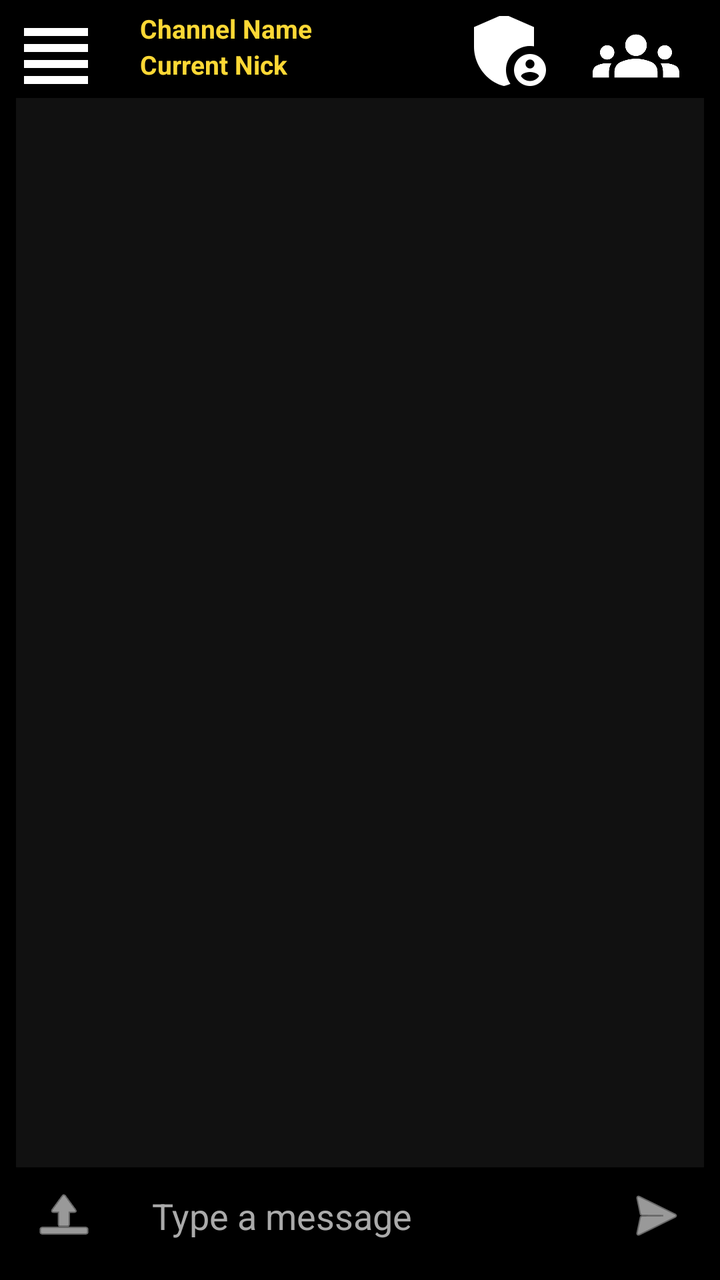
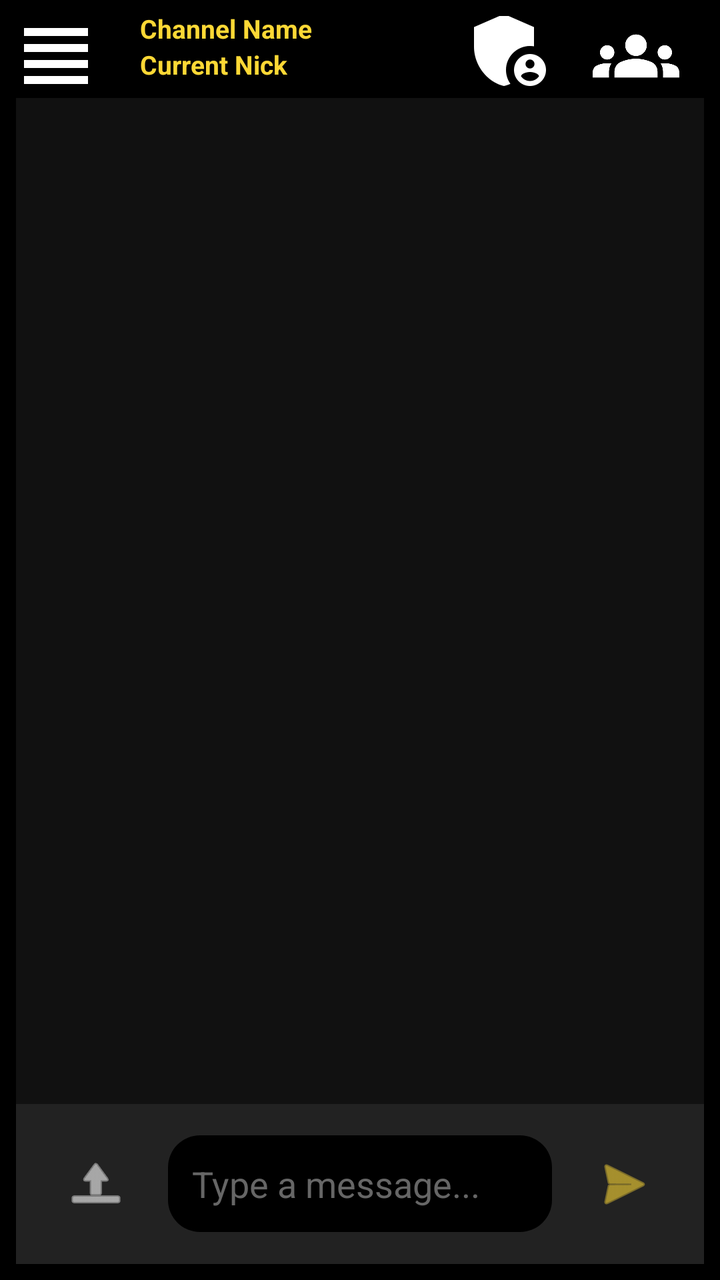

Before-and-after screenshots of an Android layout around one commit, followed by the original layout XML and the change that was made.
<!-- AndroidManifest.xml: activity theme Theme.KonnectChatIRC.NoActionBar -->
<!-- res/layout/activity_chat.xml -->
<androidx.drawerlayout.widget.DrawerLayout xmlns:android="http://schemas.android.com/apk/res/android"
    xmlns:app="http://schemas.android.com/apk/res-auto"
    android:id="@+id/drawerLayout"
    android:layout_width="match_parent"
    android:layout_height="match_parent"
    android:fitsSystemWindows="true">

    <RelativeLayout
        android:id="@+id/rootLayout"
        android:layout_width="match_parent"
        android:layout_height="match_parent"
        android:background="#000000"
        android:padding="8dp">

        <ImageButton
            android:id="@+id/btnChannelSwitcher"
            android:layout_width="wrap_content"
            android:layout_height="wrap_content"
            android:layout_alignParentTop="true"
            android:layout_alignParentStart="true"
            android:scaleX="2"
            android:scaleY="2"
            android:layout_margin="8dp"
            android:background="?attr/selectableItemBackgroundBorderless"
            android:src="@drawable/ic_switcher"
            android:contentDescription="Channel Switcher"
            app:tint="#FFFFFF" />

        <TextView
            android:id="@+id/unreadBadge"
            android:layout_width="wrap_content"
            android:layout_height="wrap_content"
            android:layout_alignEnd="@id/btnChannelSwitcher"
            android:layout_alignBottom="@id/btnChannelSwitcher"
            android:layout_marginEnd="-12dp"
            android:layout_marginBottom="-12dp"
            android:background="@drawable/circle_badge"
            android:textColor="#FFFFFF"
            android:textStyle="bold"
            android:textSize="12sp"
            android:visibility="gone"
            android:gravity="center"
            android:padding="4dp" />

        <TextView
            android:id="@+id/ChannelName"
            android:layout_width="wrap_content"
            android:layout_height="wrap_content"
            android:text="Channel Name"
            android:textColor="#FDD835"
            android:textSize="13sp"
            android:textStyle="bold"
            android:layout_marginTop="-15dp"
            android:layout_marginLeft="50dp"
            android:layout_alignParentTop="true"
            android:padding="12dp" />

        <TextView
            android:id="@+id/CurrentNick"
            android:layout_width="wrap_content"
            android:layout_height="wrap_content"
            android:text="Current Nick"
            android:textColor="#FDD835"
            android:textSize="13sp"
            android:textStyle="bold"
            android:layout_marginTop="-20dp"
            android:layout_marginLeft="54dp"
            android:layout_below="@id/ChannelName"
            android:padding="8dp" />

        <TextView
            android:id="@+id/typingIndicator"
            android:layout_width="wrap_content"
            android:layout_height="wrap_content"
            android:text=""
            android:textColor="#AAAAAA"
            android:textSize="12sp"
            android:layout_below="@id/CurrentNick"
            android:layout_centerHorizontal="true"
            android:padding="4dp"
            android:visibility="gone" />

        <androidx.recyclerview.widget.RecyclerView
            android:id="@+id/chatRecyclerView"
            android:layout_width="match_parent"
            android:layout_height="0dp"
            android:layout_above="@id/chatInputLayout"
            android:layout_below="@id/CurrentNick"
            android:background="#111111" />

        <RelativeLayout
            android:id="@+id/chatInputLayout"
            android:layout_width="match_parent"
            android:layout_height="wrap_content"
            android:layout_alignParentBottom="true"
            android:padding="0dp">

            <ImageButton
                android:id="@+id/uploadButton"
                android:layout_width="wrap_content"
                android:layout_height="wrap_content"
                android:layout_alignParentStart="true"
                android:layout_centerVertical="true"
                android:background="?attr/selectableItemBackgroundBorderless"
                android:src="@android:drawable/ic_menu_upload"
                android:contentDescription="Upload Image"
                app:tint="#FFFFFF"
                android:padding="8dp" />

            <EditText
                android:id="@+id/chatEditText"
                android:layout_width="0dp"
                android:layout_height="wrap_content"
                android:layout_toEndOf="@id/uploadButton"
                android:layout_toStartOf="@id/sendButton"
                android:layout_centerVertical="true"
                android:layout_marginStart="8dp"
                android:layout_marginEnd="8dp"
                android:background="@drawable/rounded_background"
                android:hint="Type a message"
                android:textColor="#FFFFFF"
                android:textColorHint="#AAAAAA"
                android:padding="12dp"
                android:inputType="text" />

            <ImageButton
                android:id="@+id/sendButton"
                android:layout_width="wrap_content"
                android:layout_height="wrap_content"
                android:layout_alignParentEnd="true"
                android:layout_centerVertical="true"
                android:background="?attr/selectableItemBackgroundBorderless"
                android:src="@android:drawable/ic_menu_send"
                android:contentDescription="Send Message"
                android:padding="8dp"
                app:tint="#FFFFFF" />
        </RelativeLayout>

        <ImageButton
            android:id="@+id/adminButton"
            android:layout_width="wrap_content"
            android:layout_height="wrap_content"
            android:layout_alignParentTop="true"
            android:layout_alignParentEnd="false"
            android:layout_toLeftOf="@id/btnUsers"
            android:background="?attr/selectableItemBackgroundBorderless"
            android:src="@drawable/admin_panel"
            android:scaleX="2"
            android:scaleY="2"
            android:layout_marginEnd="30dp"
            android:contentDescription="Admin Panel"
            android:padding="5dp"
            app:tint="#FFFFFF" />

        <ImageButton
            android:id="@+id/btnUsers"
            android:layout_width="wrap_content"
            android:layout_height="wrap_content"
            android:layout_alignParentTop="true"
            android:layout_alignParentEnd="true"
            android:scaleX="1.8"
            android:scaleY="1.8"
            android:layout_margin="8dp"
            android:paddingEnd="10dp"
            android:background="?attr/selectableItemBackgroundBorderless"
            android:src="@drawable/ic_users"
            android:contentDescription="Users" />
    </RelativeLayout>

    <include
        layout="@layout/sidebar_layout"
        android:id="@+id/left_drawer" />

    <ListView
        android:id="@+id/userListView"
        android:layout_width="200dp"
        android:layout_height="match_parent"
        android:layout_gravity="end"
        android:layout_marginStart="10dp"
        android:layout_marginEnd="10dp"
        android:divider="@android:color/darker_gray"
        android:visibility="gone"
        android:dividerHeight="1dp" />
</androidx.drawerlayout.widget.DrawerLayout>
<!-- res/layout/sidebar_layout.xml (included above) -->
<?xml version="1.0" encoding="utf-8"?>
<RelativeLayout xmlns:android="http://schemas.android.com/apk/res/android"
    xmlns:app="http://schemas.android.com/apk/res-auto"
    android:id="@+id/left_drawer"
    android:layout_width="280dp"
    android:layout_height="match_parent"
    android:layout_gravity="start"
    android:background="#222222"
    android:padding="0dp">

    <LinearLayout
        android:id="@+id/sidebarBottomContainer"
        android:layout_width="match_parent"
        android:layout_height="wrap_content"
        android:layout_alignParentBottom="true"
        android:background="#222222"
        android:orientation="vertical"
        android:padding="8dp">

        <View
            android:layout_width="match_parent"
            android:layout_height="1dp"
            android:background="#444444"
            android:layout_marginBottom="8dp"/>

        <ImageButton
            android:id="@+id/btnSettings"
            android:layout_width="wrap_content"
            android:layout_height="wrap_content"
            android:layout_gravity="right"
            android:background="?attr/selectableItemBackgroundBorderless"
            android:src="@android:drawable/ic_menu_manage"
            android:contentDescription="Settings"
            app:tint="#FFFFFF"
            android:padding="8dp" />
    </LinearLayout>

    <Button
        android:id="@+id/disconnectButton"
        android:layout_width="wrap_content"
        android:layout_height="wrap_content"
        android:layout_alignParentTop="true"
        android:layout_alignParentEnd="true"
        android:text="Disconnect"
        android:textColor="#FFFFFF"
        android:padding="4dp"
        android:textSize="10sp"
        android:textStyle="bold"
        android:minHeight="0dp"
        android:minWidth="0dp"
        android:layout_marginEnd="0dp"/>

    
    <LinearLayout
        android:id="@+id/tabContainer"
        android:layout_width="match_parent"
        android:layout_height="wrap_content"
        android:layout_alignParentTop="true"
        android:layout_below="@id/disconnectButton"
        android:orientation="horizontal"
        android:background="#2B2B2B"
        android:elevation="4dp">

        <Button
            android:id="@+id/btnChannelsTab"
            android:layout_width="0dp"
            android:layout_height="50dp"
            android:layout_weight="1"
            android:text="#️⃣ Channels"
            android:textColor="#FFFFFF"
            android:background="@drawable/tab_indicator_active"
            app:backgroundTint="@null"
            android:padding="12dp"
            android:textSize="10sp"
            android:textStyle="bold"
            android:letterSpacing="0.3"
            android:fontFamily="sans-serif-medium"
            android:stateListAnimator="@null" />

        <View
            android:layout_width="1dp"
            android:layout_height="match_parent"
            android:background="#555555" />

        <Button
            android:id="@+id/btnPrivateMessagesTab"
            android:layout_width="0dp"
            android:layout_height="50dp"
            android:layout_weight="1"
            android:text="💬 Messages"
            android:textColor="@color/tab_text_inactive"
            android:background="@drawable/tab_indicator"
            app:backgroundTint="@null"
            android:padding="12dp"
            android:textSize="10sp"
            android:textStyle="bold"
            android:letterSpacing="0.3"
            android:fontFamily="sans-serif-medium"
            android:stateListAnimator="@null" />
    </LinearLayout>

    
    <FrameLayout
        android:id="@+id/channelsSection"
        android:layout_width="match_parent"
        android:layout_height="match_parent"
        android:layout_below="@id/tabContainer"
        android:layout_above="@id/sidebarBottomContainer">

        <androidx.recyclerview.widget.RecyclerView
            android:id="@+id/channelRecyclerView"
            android:layout_width="match_parent"
            android:layout_height="match_parent"
            android:paddingBottom="8dp"
            android:paddingTop="8dp"
            android:paddingStart="4dp"
            android:paddingEnd="4dp"
            android:background="#2B2B2B"
            android:clipToPadding="false" />
    </FrameLayout>

    
    <FrameLayout
        android:id="@+id/privateMessagesSection"
        android:layout_width="match_parent"
        android:layout_height="match_parent"
        android:layout_below="@id/tabContainer"
        android:layout_above="@id/sidebarBottomContainer"
        android:visibility="gone">

        <ListView
            android:id="@+id/privateConversationListView"
            android:layout_width="match_parent"
            android:layout_height="match_parent"
            android:background="#2B2B2B"
            android:divider="@null"
            android:dividerHeight="0dp"
            android:paddingTop="4dp"
            android:paddingBottom="4dp"
            android:scrollbars="vertical"
            android:cacheColorHint="@android:color/transparent" />
    </FrameLayout>
</RelativeLayout>
<!-- resources referenced by this layout -->
<resources>
  <color name="tab_text_inactive">#AAAAAA</color>
  <!-- drawable admin_panel (drawable) -->
  <vector xmlns:android="http://schemas.android.com/apk/res/android" android:height="24dp" android:tint="#FFFFFF" android:viewportHeight="24" android:viewportWidth="24" android:width="24dp">
        
      <path android:fillColor="@android:color/white" android:pathData="M17,11c0.34,0 0.67,0.04 1,0.09V6.27L10.5,3L3,6.27v4.91c0,4.54 3.2,8.79 7.5,9.82c0.55,-0.13 1.08,-0.32 1.6,-0.55C11.41,19.47 11,18.28 11,17C11,13.69 13.69,11 17,11z"/>
        
      <path android:fillColor="@android:color/white" android:pathData="M17,13c-2.21,0 -4,1.79 -4,4c0,2.21 1.79,4 4,4s4,-1.79 4,-4C21,14.79 19.21,13 17,13zM17,14.38c0.62,0 1.12,0.51 1.12,1.12s-0.51,1.12 -1.12,1.12s-1.12,-0.51 -1.12,-1.12S16.38,14.38 17,14.38zM17,19.75c-0.93,0 -1.74,-0.46 -2.24,-1.17c0.05,-0.72 1.51,-1.08 2.24,-1.08s2.19,0.36 2.24,1.08C18.74,19.29 17.93,19.75 17,19.75z"/>
      
  </vector>
  <!-- drawable circle_badge (drawable) -->
  <vector xmlns:android="http://schemas.android.com/apk/res/android"
      android:height="24dp"
      android:tint="#FF0000"
      android:viewportHeight="24"
      android:viewportWidth="24"
      android:width="24dp"
      android:shape="oval">
  
  
  
      <path android:fillColor="#FF0000" android:pathData="M12,2C6.47,2 2,6.47 2,12s4.47,10 10,10 10,-4.47 10,-10S17.53,2 12,2z"/>
  
  </vector>
  <!-- drawable ic_switcher (drawable) -->
  <vector xmlns:android="http://schemas.android.com/apk/res/android" android:height="24dp" android:tint="#FFFFFF" android:viewportHeight="24" android:viewportWidth="24" android:width="24dp">
        
      <path android:fillColor="@android:color/white" android:pathData="M4,15h16v-2L4,13v2zM4,19h16v-2L4,17v2zM4,11h16L20,9L4,9v2zM4,5v2h16L20,5L4,5z"/>
      
  </vector>
  <!-- drawable rounded_background (drawable) -->
  <?xml version="1.0" encoding="utf-8"?>
  <shape xmlns:android="http://schemas.android.com/apk/res/android">
      <solid android:color="@color/black" /> 
      <corners android:radius="16dp" /> 
  </shape>
  <!-- drawable tab_indicator (drawable) -->
  <?xml version="1.0" encoding="utf-8"?>
  <layer-list xmlns:android="http://schemas.android.com/apk/res/android">
      
      <item android:drawable="@color/tab_background_inactive" />
      
      <item android:height="3dp" android:gravity="bottom">
          <shape android:shape="rectangle">
              <solid android:color="@color/transparent" />
          </shape>
      </item>
  </layer-list>
  <!-- drawable tab_indicator_active (drawable) -->
  <?xml version="1.0" encoding="utf-8"?>
  <layer-list xmlns:android="http://schemas.android.com/apk/res/android">
      
      <item android:drawable="@color/tab_background_active" />
      
      <item android:height="4dp" android:gravity="bottom">
          <shape android:shape="rectangle">
              <solid android:color="@color/tab_indicator_color" />
          </shape>
      </item>
  </layer-list>
  <style name="Theme.KonnectChatIRC.NoActionBar">
          <item name="windowActionBar">false</item>
          <item name="windowNoTitle">true</item>
      </style>
  <color name="black">#FF000000</color>
  <color name="tab_background_inactive">#333333</color>
  <color name="transparent">#00000000</color>
  <color name="tab_background_active">#444444</color>
  <color name="tab_indicator_color">#FDD835</color>
  <!-- unchanged entries left out for length: 1 -->
</resources>

<!-- the commit's change to res/layout/activity_chat.xml (unified diff, before → after) -->
@@ -93,7 +93,8 @@
             android:layout_width="match_parent"
             android:layout_height="wrap_content"
             android:layout_alignParentBottom="true"
-            android:padding="0dp">
+            android:padding="12dp"
+            android:background="#222222">
 
             <ImageButton
                 android:id="@+id/uploadButton"
@@ -105,11 +106,11 @@
                 android:src="@android:drawable/ic_menu_upload"
                 android:contentDescription="Upload Image"
                 app:tint="#FFFFFF"
-                android:padding="8dp" />
+                android:padding="12dp" />
 
             <EditText
                 android:id="@+id/chatEditText"
-                android:layout_width="0dp"
+                android:layout_width="match_parent"
                 android:layout_height="wrap_content"
                 android:layout_toEndOf="@id/uploadButton"
                 android:layout_toStartOf="@id/sendButton"
@@ -117,10 +118,11 @@
                 android:layout_marginStart="8dp"
                 android:layout_marginEnd="8dp"
                 android:background="@drawable/rounded_background"
-                android:hint="Type a message"
+                android:hint="Type a message..."
                 android:textColor="#FFFFFF"
-                android:textColorHint="#AAAAAA"
+                android:textColorHint="#666666"
                 android:padding="12dp"
+                android:minHeight="48dp"
                 android:inputType="text" />
 
             <ImageButton
@@ -132,8 +134,8 @@
                 android:background="?attr/selectableItemBackgroundBorderless"
                 android:src="@android:drawable/ic_menu_send"
                 android:contentDescription="Send Message"
-                android:padding="8dp"
-                app:tint="#FFFFFF" />
+                android:padding="12dp"
+                app:tint="#FDD835" />
         </RelativeLayout>
 
         <ImageButton
